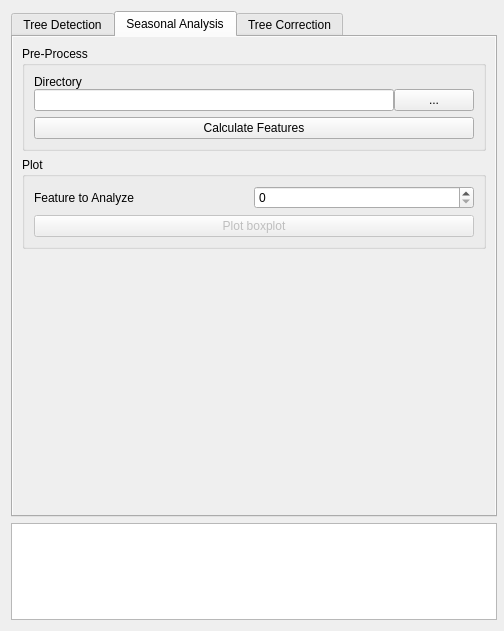
This is Lumberjack_dialog_base.ui in carobrus/lumberjack_qgis_plugin as Qt 5 draws it before an edit. The edited form follows.
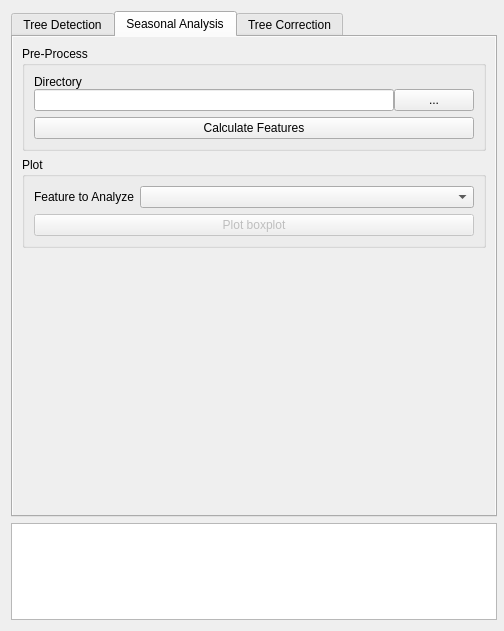
This is the edited form. The open tabs and pages were chosen to show the change.

```diff
--- a/Lumberjack_dialog_base.ui
+++ b/Lumberjack_dialog_base.ui
@@ -497,17 +497,30 @@
           <item>
            <layout class="QHBoxLayout" name="horizontalLayout_feature_number">
             <property name="spacing">
-             <number>0</number>
+             <number>6</number>
             </property>
             <item>
              <widget class="QLabel" name="label_seasonal_analysis">
+              <property name="sizePolicy">
+               <sizepolicy hsizetype="Minimum" vsizetype="Preferred">
+                <horstretch>0</horstretch>
+                <verstretch>0</verstretch>
+               </sizepolicy>
+              </property>
               <property name="text">
                <string>Feature to Analyze</string>
               </property>
              </widget>
             </item>
             <item>
-             <widget class="QSpinBox" name="spinBox_feature"/>
+             <widget class="QComboBox" name="comboBox_features">
+              <property name="sizePolicy">
+               <sizepolicy hsizetype="MinimumExpanding" vsizetype="Fixed">
+                <horstretch>0</horstretch>
+                <verstretch>0</verstretch>
+               </sizepolicy>
+              </property>
+             </widget>
             </item>
            </layout>
           </item>
```
Left out of the diff: 9 changed lines with no effect on the pictures.
